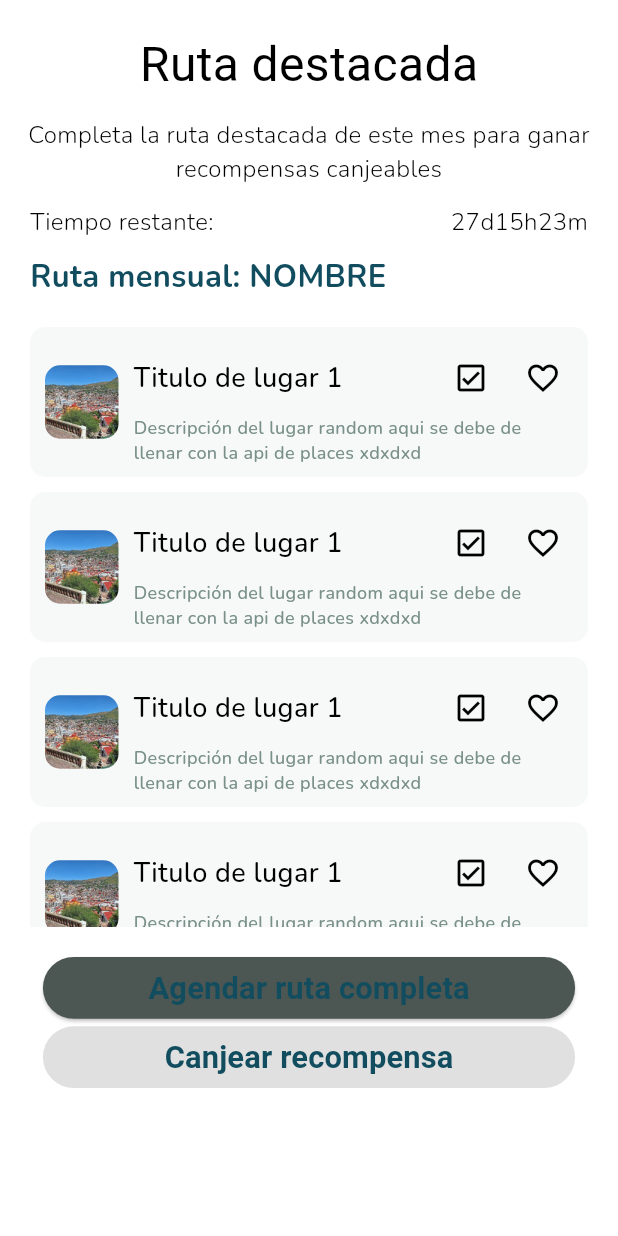
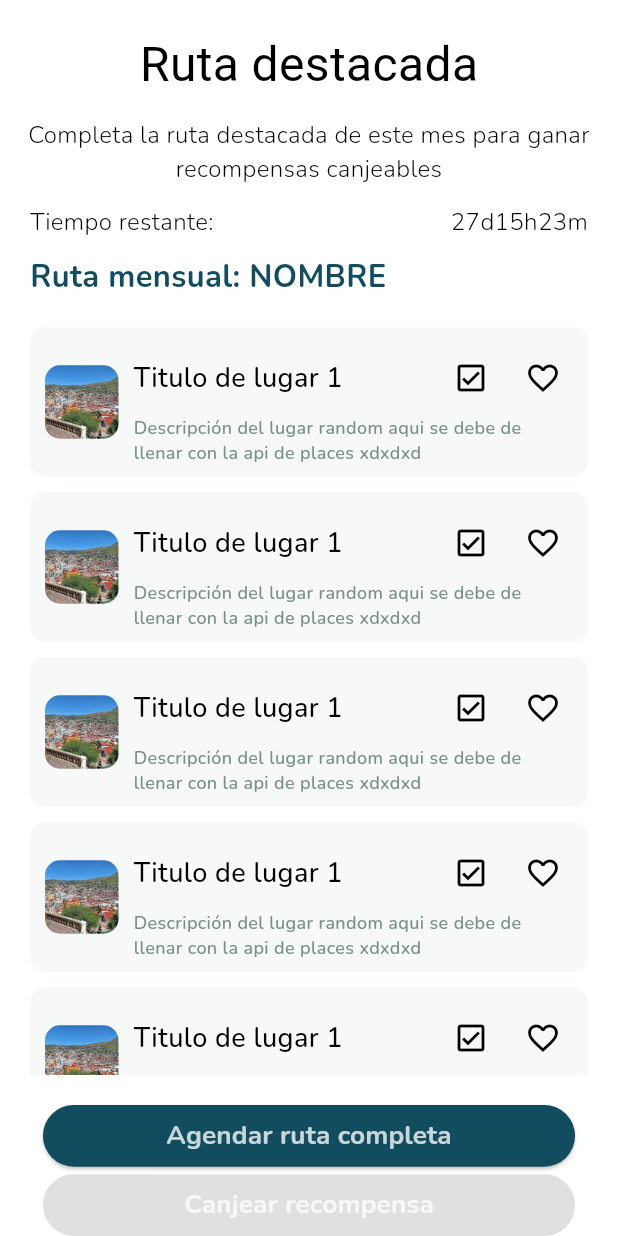
Before and after one commit to ElTr4ck/ProyectoTuristeandoAndo, a Flutter app: the FrmRutaDestacada screen opened by its route, on a phone screen of 412 x 824 dp. Run offline on Flutter 3.47's test engine with Material 3 defaults, Android fonts, the phone set to English and light mode, and no system bars; our stand-ins replace awesome_snackbar_content, bloc, cached_network_image, carousel_slider, cloud_firestore, equatable and 13 more; missing offline and left inert: flutter_google_maps_webservices, flutter_google_places, google_api_headers, google_maps_routes, google_maps_webservice, google_maps_widget; accounts and stored records are empty; network calls fail; Roboto replaces fonts that are missing (Monserrat, Montserrat).

Commit message:
Cambios de front

```diff
--- a/lib/screens/pantallas/presentation/frminicio_container_screen/frminicio_container_screen.dart
+++ b/lib/screens/pantallas/presentation/frminicio_container_screen/frminicio_container_screen.dart
@@ -5,6 +5,7 @@ import 'package:turisteando_ando/screens/pantallas/presentation/frminfolugar_scr
 import 'package:turisteando_ando/screens/pantallas/presentation/frminicio_page/frminicio_page.dart';
 import 'package:turisteando_ando/screens/pantallas/presentation/frmmarcadores_screen/frmmarcadores_screen.dart';
 import 'package:turisteando_ando/screens/pantallas/presentation/frmnewrese_a_screen/frmnewrese_a_screen.dart';
+import 'package:turisteando_ando/screens/rutaDestacada/frmRutaDestacada.dart';
 import 'package:turisteando_ando/widgets/custom_bottom_bar.dart';
 
 // ignore_for_file: must_be_immutable
@@ -65,6 +66,8 @@ class FrminicioContainerScreen extends StatelessWidget {
         return FrmnewreseAScreen();
       case AppRoutes.rutas:
         return PolylineScreen();
+      case AppRoutes.frmRutaDestacada:
+        return FrmRutaDestacada();
       default:
         return DefaultWidget();
     }
--- a/lib/screens/rutaDestacada/frmRutaDestacada.dart
+++ b/lib/screens/rutaDestacada/frmRutaDestacada.dart
@@ -1,6 +1,5 @@
 import 'package:flutter/material.dart';
 import 'package:turisteando_ando/core/app_export.dart';
-import 'package:turisteando_ando/theme/custom_text_style.dart';
 import 'package:turisteando_ando/widgets/custom_elevated_button.dart';
 
 class FrmRutaDestacada extends StatelessWidget {
@@ -83,26 +82,28 @@ class FrmRutaDestacada extends StatelessWidget {
             ),
 
             //TARJETAS DE LUGAR
-            SizedBox(
-              height: 400,
-              child: ListView(
-                scrollDirection: Axis.vertical,
-                children: List.generate( //Codigo piloto, esto se debe de llenar desde la BD
-                  5,
-                  (index) => PlaceCardDestacada())
-              ),
+            Expanded(
+              child: ListView(scrollDirection: Axis.vertical, children: [
+                PlaceCardDestacada(),
+                PlaceCardDestacada(),
+                PlaceCardDestacada(),
+                PlaceCardDestacada(),
+                PlaceCardDestacada(),
+              ]),
             ),
             CustomElevatedButton(
               text: 'Agendar ruta completa',
-              buttonTextStyle: theme.textTheme.titleLarge!,
-              margin:  EdgeInsets.only(top: 20, left: 25.h, right: 25.h),
+              buttonStyle: CustomButtonStyles.fillPrimaryTL22,
+              buttonTextStyle: CustomTextStyles.titleMediumOnPrimary17,
+              margin: EdgeInsets.only(top: 20, left: 25.h, right: 25.h),
               height: 40.v,
             ),
             CustomElevatedButton(
               text: 'Canjear recompensa',
+              buttonStyle: CustomButtonStyles.fillPrimaryTL22,
               isDisabled: true,
-              buttonTextStyle: theme.textTheme.titleLarge!,
-              margin:  EdgeInsets.only(top: 5, left: 25.h, right: 25.h),
+              buttonTextStyle: CustomTextStyles.titleMediumOnPrimary17,
+              margin: EdgeInsets.only(top: 5, left: 25.h, right: 25.h),
               height: 40.v,
             )
           ],
@@ -112,6 +113,7 @@ class FrmRutaDestacada extends StatelessWidget {
   }
 }
 
+//TARJETAS DE LA RUTA ESTACADA
 class PlaceCardDestacada extends StatelessWidget {
   const PlaceCardDestacada({
     super.key,
@@ -120,7 +122,7 @@ class PlaceCardDestacada extends StatelessWidget {
   @override
   Widget build(BuildContext context) {
     return Container(
-      margin: const EdgeInsets.fromLTRB(20,0,20,10),
+      margin: const EdgeInsets.fromLTRB(20, 0, 20, 10),
       decoration: BoxDecoration(
         borderRadius: BorderRadius.circular(10),
         color: const Color.fromARGB(255, 247, 249, 248),
@@ -176,13 +178,12 @@ class PlaceCardDestacada extends StatelessWidget {
                         //Logica para el boton de visitado (sonsultar caso de uso)
                       },
                       icon: const Icon(Icons.check_box_outlined),
-                    ),// Ajusta el espacio horizontal aquí
+                    ), // Ajusta el espacio horizontal aquí
                     IconButton(
                       onPressed: () {
                         //logica para el boton de añadir a marcadores
                       },
-                      icon: const Icon(
-                          Icons.favorite_border_outlined),
+                      icon: const Icon(Icons.favorite_border_outlined),
                     ),
                   ],
                 ),
```
Also changed, not shown: lib/screens/pantallas/presentation/frminicio_page/frminicio_page.dart (+25 -53 lines), lib/widgets/app_bar/appbar_side_bar.dart (+30 -1 lines).
